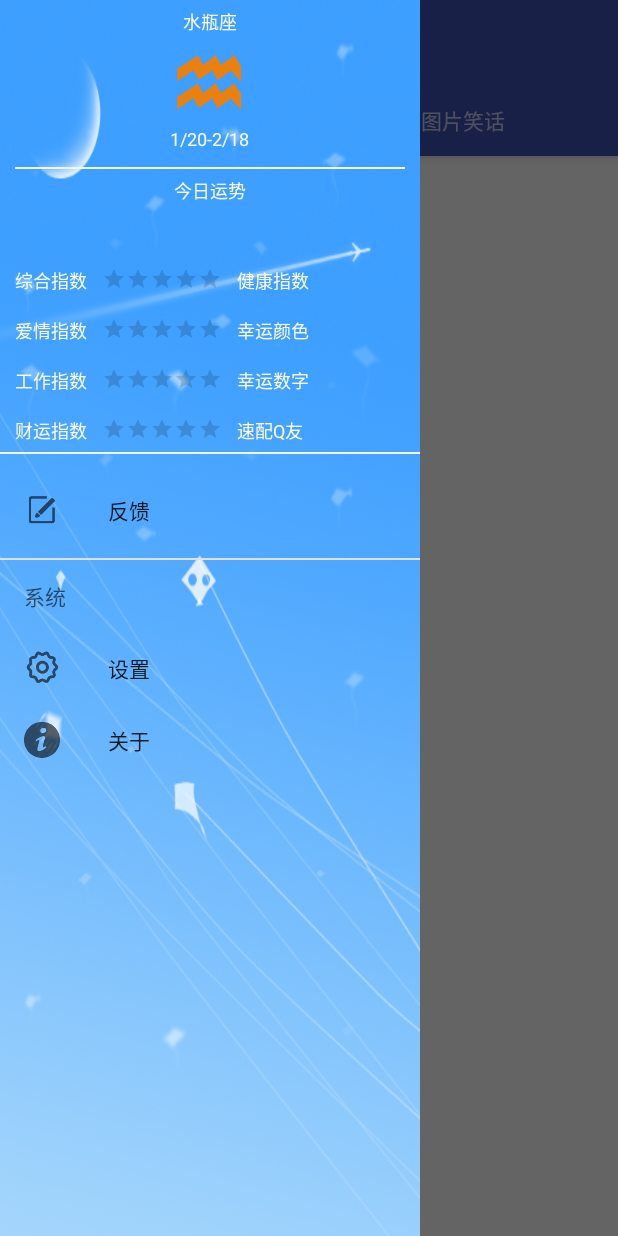
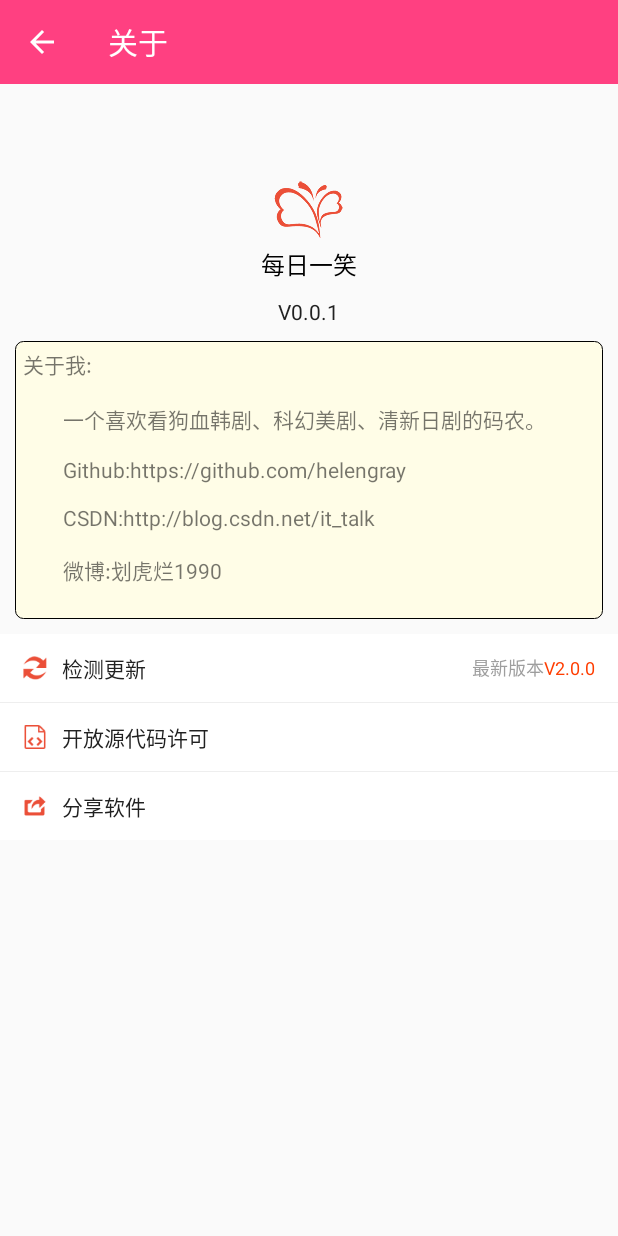
Before and after one commit to helengray/DayJoke, an Android app: the screen it shows after launch (MainActivity before the commit, AboutActivity after it), in the side drawer, after a tap on "关于", on a phone screen of 412 x 824 dp. Run offline under Robolectric (Android 15) with nearby library versions, the phone set to English and light mode, and no system bars; libraries missing offline, so code that uses them is left out: com.facebook.cache, com.facebook.common, com.facebook.drawee, com.facebook.imagepipeline, retrofit2.adapter.rxjava and 3 more; pictures from the network do not load; 18 statements that could not run were skipped.

Commit message:
关于界面

```diff
--- a/app/build.gradle
+++ b/app/build.gradle
@@ -50,4 +50,5 @@ dependencies {
     // For WebP support, without animations
     //compile 'com.facebook.fresco:webpsupport:0.10.0'
     compile 'com.jaredrummler:material-spinner:1.0.6'
+    compile 'com.github.traex.rippleeffect:library:1.3'
 }
--- a/app/src/main/java/com/helen/dayjoke/api/APIService.java
+++ b/app/src/main/java/com/helen/dayjoke/api/APIService.java
@@ -4,6 +4,9 @@ import com.helen.dayjoke.entity.BaseEn;
 import com.helen.dayjoke.entity.ConstellationEn;
 import com.helen.dayjoke.entity.FileBodyEn;
 import com.helen.dayjoke.entity.ResponseEn;
+import com.helen.dayjoke.entity.VersionInfo;
+
+import java.util.ArrayList;
 
 import okhttp3.RequestBody;
 import retrofit2.http.Body;
@@ -39,4 +42,7 @@ public interface APIService {
 
     @POST("https://api.bmob.cn/1/classes/{tableName}")
     Observable<BaseEn> postFeedback(@Path("tableName") String simpleClassName, @Body RequestBody feedBack);
+
+    @GET("https://api.bmob.cn/1/classes/VersionInfo")
+    Observable<ArrayList<VersionInfo>> getVersionInfo(@Query("bql") String bql);
 }
--- /dev/null
+++ b/app/src/main/java/com/helen/dayjoke/entity/VersionInfo.java
@@ -0,0 +1,44 @@
+package com.helen.dayjoke.entity;
+
+/**
+ * Created by 李晓伟 on 2016/5/6.
+ *
+ */
+public class VersionInfo extends BaseEn{
+    private String objectId;
+    private String version;
+    private String updateContent;
+    private BmobFile apkFile;
+
+    public String getObjectId() {
+        return objectId;
+    }
+
+    public void setObjectId(String objectId) {
+        this.objectId = objectId;
+    }
+
+    public String getVersion() {
+        return version;
+    }
+
+    public void setVersion(String version) {
+        this.version = version;
+    }
+
+    public String getUpdateContent() {
+        return updateContent;
+    }
+
+    public void setUpdateContent(String updateContent) {
+        this.updateContent = updateContent;
+    }
+
+    public BmobFile getApkFile() {
+        return apkFile;
+    }
+
+    public void setApkFile(BmobFile apkFile) {
+        this.apkFile = apkFile;
+    }
+}
--- /dev/null
+++ b/app/src/main/java/com/helen/dayjoke/ui/activity/AboutActivity.java
@@ -0,0 +1,104 @@
+package com.helen.dayjoke.ui.activity;
+
+import android.content.Context;
+import android.content.Intent;
+import android.os.Bundle;
+import android.text.Html;
+import android.util.Log;
+import android.view.View;
+import android.widget.TextView;
+
+import com.helen.dayjoke.BuildConfig;
+import com.helen.dayjoke.R;
+import com.helen.dayjoke.api.APIManager;
+import com.helen.dayjoke.api.APIService;
+import com.helen.dayjoke.entity.VersionInfo;
+
+import java.util.ArrayList;
+
+import rx.Subscriber;
+import rx.android.schedulers.AndroidSchedulers;
+import rx.functions.Func1;
+import rx.schedulers.Schedulers;
+
+/**
+ * Created by 李晓伟 on 2016/5/6.
+ * 关于
+ */
+public class AboutActivity extends TitlebarActivity implements View.OnClickListener{
+
+    public static void launcher(Context context){
+        context.startActivity(new Intent(context,AboutActivity.class));
+    }
+
+    private TextView mNewVersion;
+    private APIService mAPIService;
+    @Override
+    protected void onCreate(Bundle savedInstanceState) {
+        super.onCreate(savedInstanceState);
+        setContentView(R.layout.activity_about);
+        setTitle(R.string.about);
+        findViewById(R.id.layout_check_update).setOnClickListener(this);
+        findViewById(R.id.layout_open_source).setOnClickListener(this);
+        findViewById(R.id.layout_share).setOnClickListener(this);
+        TextView currentVersion = (TextView) findViewById(R.id.text_current_version);
+        currentVersion.setText(getString(R.string.v, BuildConfig.VERSION_NAME));
+        mNewVersion = (TextView) findViewById(R.id.text_new_version);
+        mAPIService = APIManager.getInstance().getAPIService();
+        checkUpdate();
+    }
+
+    private void checkUpdate(){
+        mAPIService.getVersionInfo("bql=select * from VersionInfo limit 1 order by createAt")
+                .map(new Func1<ArrayList<VersionInfo>, String>() {
+                    @Override
+                    public String call(ArrayList<VersionInfo> versionInfos) {
+                        return versionInfos.get(0).getVersion();
+                    }
+                })
+                .subscribeOn(Schedulers.io())
+                .observeOn(AndroidSchedulers.mainThread())
+                .subscribe(new Subscriber<String>() {
+                    @Override
+                    public void onCompleted() {
+
+                    }
+
+                    @Override
+                    public void onError(Throwable e) {
+                        System.out.println(Log.getStackTraceString(e));
+                    }
+
+                    @Override
+                    public void onNext(String s) {
+                        System.out.println(s);
+                    }
+                });
+
+
+
+
+        String newVersion = "2.0.0";
+        String str = getString(R.string.new_version)+getNewVersionHtml(getString(R.string.v, newVersion));
+        mNewVersion.setText(Html.fromHtml(str));
+    }
+
+    private String getNewVersionHtml(String newVersion){
+        return "<font color='#ff3d00'>" +newVersion+ "</font>";
+    }
+
+    @Override
+    public void onClick(View v) {
+        switch (v.getId()){
+            case R.id.layout_check_update:
+
+                break;
+            case R.id.layout_open_source:
+
+                break;
+            case R.id.layout_share:
+
+                break;
+        }
+    }
+}
--- a/app/src/main/java/com/helen/dayjoke/ui/activity/MainActivity.java
+++ b/app/src/main/java/com/helen/dayjoke/ui/activity/MainActivity.java
@@ -14,7 +14,6 @@ import android.view.View;
 import android.widget.ImageView;
 import android.widget.RatingBar;
 import android.widget.TextView;
-import android.widget.Toast;
 
 import com.helen.dayjoke.R;
 import com.helen.dayjoke.api.APIManager;
@@ -26,6 +25,7 @@ import com.helen.dayjoke.ui.application.Constant;
 import com.helen.dayjoke.ui.fragment.JokePicFragment;
 import com.helen.dayjoke.ui.fragment.JokeTextFragment;
 import com.helen.dayjoke.utils.SPUtil;
+import com.helen.dayjoke.utils.ToastUtil;
 
 import rx.Subscriber;
 import rx.android.schedulers.AndroidSchedulers;
@@ -173,7 +173,7 @@ public class MainActivity extends BaseActivity implements NavigationView.OnNavig
     private long exitTime = 0;
     public void quit() {
         if ((System.currentTimeMillis() - exitTime) > 2000) {
-            Toast.makeText(getApplicationContext(), R.string.quit, Toast.LENGTH_SHORT).show();
+            ToastUtil.showToast(this, R.string.quit);
             exitTime = System.currentTimeMillis();
         } else {
             super.onBackPressed();
@@ -182,17 +182,16 @@ public class MainActivity extends BaseActivity implements NavigationView.OnNavig
 
     @Override
     public boolean onNavigationItemSelected(MenuItem item) {
-        // Handle navigation view item clicks here.
         int id = item.getItemId();
 
         if(id == R.id.nav_about){
-            //
+            AboutActivity.launcher(this);
         }else if(id == R.id.nav_setting){
             SettingActivity.launcher(this, Constant.REQ_CODE_CONS_CHANGE);
         }else if(id == R.id.nav_feedback){
             FeedBackActivity.launcher(this);
-            mDrawerLayout.closeDrawer(GravityCompat.START);
         }
+        mDrawerLayout.closeDrawer(GravityCompat.START);
         return true;
     }
 
--- a/app/src/main/java/com/helen/dayjoke/ui/activity/TitlebarActivity.java
+++ b/app/src/main/java/com/helen/dayjoke/ui/activity/TitlebarActivity.java
@@ -35,7 +35,8 @@ public class TitlebarActivity extends BaseActivity{
         mToolbar = (Toolbar) titleView.findViewById(R.id.toolbar);
         setSupportActionBar(mToolbar);
         RelativeLayout layoutContent = (RelativeLayout) titleView.findViewById(R.id.layout_content);
-        layoutContent.addView(view);
+        RelativeLayout.LayoutParams params = new RelativeLayout.LayoutParams(RelativeLayout.LayoutParams.MATCH_PARENT,RelativeLayout.LayoutParams.MATCH_PARENT);
+        layoutContent.addView(view,params);
 
         super.setContentView(titleView);
     }
--- a/app/src/main/res/drawable/bg_btn.xml
+++ b/app/src/main/res/drawable/bg_btn.xml
@@ -1,5 +1,5 @@
 <?xml version="1.0" encoding="utf-8"?>
 <selector xmlns:android="http://schemas.android.com/apk/res/android">
     <item android:state_pressed="true" android:drawable="@color/Red_A200"/>
-    <item android:drawable="@color/colorAccent"/>
+    <item android:drawable="@color/Pink_A200"/>
 </selector>
--- a/app/src/main/res/drawable/border.xml
+++ b/app/src/main/res/drawable/border.xml
@@ -3,5 +3,6 @@
     <corners android:radius="5dp"/>
     <solid android:color="@color/Grey_100"/>
     <stroke android:width="0.5dp"/>
+    <gradient android:startColor="@color/Amber_50" android:centerColor="@color/Amber_50" android:endColor="@color/Amber_50"/>
     <padding android:bottom="5dp" android:left="5dp" android:right="5dp" android:top="5dp"/>
 </shape>
--- a/app/src/main/res/drawable/press_selector.xml
+++ b/app/src/main/res/drawable/press_selector.xml
@@ -1,6 +1,6 @@
 <?xml version="1.0" encoding="utf-8"?>
 <selector xmlns:android="http://schemas.android.com/apk/res/android">
-    <item android:state_pressed="true" android:drawable="@color/Grey_300"/>
-    <item android:state_selected="true" android:drawable="@color/Grey_300"/>
-    <item android:drawable="@android:color/transparent"/>
+    <item android:state_pressed="true" android:drawable="@color/Grey_100"/>
+    <item android:state_selected="true" android:drawable="@color/Grey_100"/>
+    <item android:drawable="@android:color/white"/>
 </selector>
--- /dev/null
+++ b/app/src/main/res/layout/activity_about.xml
@@ -0,0 +1,132 @@
+<?xml version="1.0" encoding="utf-8"?>
+<ScrollView
+    xmlns:android="http://schemas.android.com/apk/res/android"
+    android:layout_width="match_parent"
+    android:layout_height="match_parent">
+
+    <LinearLayout
+        android:layout_width="match_parent"
+        android:layout_height="wrap_content"
+        android:gravity="center_horizontal"
+        android:orientation="vertical"
+        android:paddingBottom="20dp"
+        >
+
+        <TextView
+            style="@style/TitleStyle"
+            android:layout_width="wrap_content"
+            android:layout_height="wrap_content"
+            android:layout_marginTop="50dp"
+            android:drawableTop="@mipmap/ic_launcher"
+            android:gravity="center"
+            android:padding="10dp"
+            android:text="@string/app_name"
+            />
+
+        <TextView
+            android:id="@+id/text_current_version"
+            style="@style/SubheadStyle"
+            android:layout_width="wrap_content"
+            android:layout_height="wrap_content"
+            android:text="V1.0.0"
+            />
+
+        <TextView
+            android:layout_width="match_parent"
+            android:layout_height="wrap_content"
+            android:layout_marginLeft="10dp"
+            android:layout_marginRight="10dp"
+            android:layout_marginTop="10dp"
+            android:background="@drawable/border"
+            android:padding="5dp"
+            android:text="@string/about_me"
+            />
+
+        <LinearLayout
+            android:id="@+id/layout_check_update"
+            android:layout_width="match_parent"
+            android:layout_height="wrap_content"
+            android:layout_marginTop="10dp"
+            android:background="@drawable/press_selector"
+            android:gravity="center_vertical"
+            android:minHeight="45dp"
+            android:orientation="horizontal"
+            android:paddingLeft="15dp"
+            android:paddingRight="15dp">
+
+            <TextView
+                style="@style/SubheadStyle"
+                android:layout_width="0dp"
+                android:layout_height="wrap_content"
+                android:layout_weight="1"
+                android:drawableLeft="@drawable/icon_update"
+                android:drawablePadding="10dp"
+                android:gravity="center|left"
+                android:text="@string/check_update"
+                />
+
+            <TextView
+                android:id="@+id/text_new_version"
+                style="@style/CaptionStyle"
+                android:layout_width="wrap_content"
+                android:layout_height="wrap_content"
+                android:layout_marginLeft="10dp"
+                android:text="@string/new_version"
+                />
+        </LinearLayout>
+
+        <View
+            android:layout_width="match_parent"
+            android:layout_height="0.5dp"
+            android:background="@color/Grey_200"/>
+
+        <LinearLayout
+            android:id="@+id/layout_open_source"
+            android:layout_width="match_parent"
+            android:layout_height="wrap_content"
+            android:background="@drawable/press_selector"
+            android:gravity="center_vertical"
+            android:minHeight="45dp"
+            android:orientation="horizontal"
+            android:paddingLeft="15dp"
+            android:paddingRight="15dp">
+
+            <TextView
+                style="@style/SubheadStyle"
+                android:layout_width="wrap_content"
+                android:layout_height="wrap_content"
+                android:drawableLeft="@drawable/icon_open_source"
+                android:drawablePadding="10dp"
+                android:gravity="center|left"
+                android:text="@string/open_source"
+                />
+        </LinearLayout>
+
+        <View
+            android:layout_width="match_parent"
+            android:layout_height="0.5dp"
+            android:background="@color/Grey_200"/>
+
+        <LinearLayout
+            android:id="@+id/layout_share"
+            android:layout_width="match_parent"
+            android:layout_height="wrap_content"
+            android:background="@drawable/press_selector"
+            android:gravity="center_vertical"
+            android:minHeight="45dp"
+            android:orientation="horizontal"
+            android:paddingLeft="15dp"
+            android:paddingRight="15dp">
+
+            <TextView
+                style="@style/SubheadStyle"
+                android:layout_width="wrap_content"
+                android:layout_height="wrap_content"
+                android:drawableLeft="@drawable/icon_share"
+                android:drawablePadding="10dp"
+                android:gravity="center|left"
+                android:text="@string/share_soft"
+                />
+        </LinearLayout>
+    </LinearLayout>
+</ScrollView>
--- a/app/src/main/res/layout/activity_feedback.xml
+++ b/app/src/main/res/layout/activity_feedback.xml
@@ -1,6 +1,7 @@
 <?xml version="1.0" encoding="utf-8"?>
 <LinearLayout
     xmlns:android="http://schemas.android.com/apk/res/android"
+    xmlns:app="http://schemas.android.com/apk/res-auto"
     android:orientation="vertical"
     android:padding="20dp"
     android:layout_width="match_parent"
@@ -36,6 +37,12 @@
         android:text="@string/hint_upload_log"
         style="@style/SubheadStyle"
         />
+    <com.andexert.library.RippleView
+        android:layout_width="match_parent"
+        android:layout_height="wrap_content"
+        app:rv_centered="false"
+        app:rv_rippleDuration="500"
+        >
     <Button
         android:id="@+id/btn_send"
         android:layout_width="match_parent"
@@ -44,4 +51,5 @@
         style="@style/TitleStyle.Light"
         android:background="@drawable/bg_btn"
         android:text="@string/send"/>
+    </com.andexert.library.RippleView>
 </LinearLayout>
--- a/app/src/main/res/layout/activity_setting.xml
+++ b/app/src/main/res/layout/activity_setting.xml
@@ -4,8 +4,6 @@
     xmlns:app="http://schemas.android.com/apk/res-auto"
     android:layout_width="match_parent"
     android:layout_height="wrap_content"
-    android:layout_marginTop="10dp"
-    android:background="@android:color/white"
     android:orientation="vertical">
 
     <LinearLayout
@@ -13,6 +11,8 @@
         android:layout_height="wrap_content"
         android:gravity="center_vertical"
         android:minHeight="40dp"
+        android:background="@android:color/white"
+        android:layout_marginTop="15dp"
         android:orientation="horizontal"
         android:paddingLeft="15dp"
         android:paddingRight="15dp">
--- a/app/src/main/res/layout/app_bar_main.xml
+++ b/app/src/main/res/layout/app_bar_main.xml
@@ -17,9 +17,7 @@
             android:layout_width="match_parent"
             android:layout_height="?attr/actionBarSize"
             android:background="?attr/colorPrimary"
-            app:logo="@mipmap/ic_launcher"
             app:title="@string/app_name"
-            app:logoDescription="@string/app_name"
             app:layout_scrollFlags="scroll|enterAlways"
             app:popupTheme="@style/AppTheme.PopupOverlay" />
         <android.support.design.widget.TabLayout
--- a/app/src/main/res/values/colors.xml
+++ b/app/src/main/res/values/colors.xml
@@ -1,8 +1,8 @@
 <?xml version="1.0" encoding="utf-8"?>
 <resources>
-    <color name="colorPrimary">#3F51B5</color>
-    <color name="colorPrimaryDark">#303F9F</color>
-    <color name="colorAccent">#FF4081</color>
+    <color name="colorPrimary">@color/Pink_A200</color>
+    <color name="colorPrimaryDark">@color/Pink_A200</color>
+    <color name="colorAccent">@color/Blue_Light_400</color>
 
     <!--RED 红色-->
     <color name="Red_50">#fde0dc</color>
--- a/app/src/main/res/values/strings.xml
+++ b/app/src/main/res/values/strings.xml
@@ -40,6 +40,14 @@
     <string name="hint_upload_log">上传程序错误日志,帮助我改进吧。</string>
     <string name="send">发送</string>
     <string name="thanks_to_feedback">提交成功,感谢您的建议!</string>
-
-
+    <string name="about_me">关于我:\n
+        \n\t\t一个喜欢看狗血韩剧、科幻美剧、清新日剧的码农。\n
+        \n\t\tGithub:https://github.com/helengray \n
+        \n\t\tCSDN:http://blog.csdn.net/it_talk \n
+        \n\t\t微博:划虎烂1990 \n</string>
+    <string name="share_soft">分享软件</string>
+    <string name="open_source">开放源代码许可</string>
+    <string name="check_update">检测更新</string>
+    <string name="new_version">最新版本</string>
+    <string name="v">V%s</string>
 </resources>
```
Also changed, not shown: app/src/main/AndroidManifest.xml (+6 -1 lines), app/src/main/res/drawable-xhdpi/icon_open_source.png (added), app/src/main/res/drawable-xhdpi/icon_share.png (added), app/src/main/res/drawable-xhdpi/icon_update.png (added).
